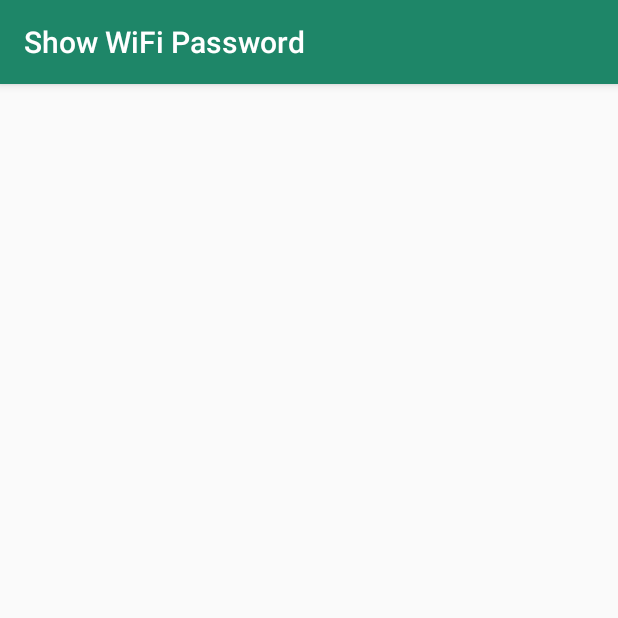
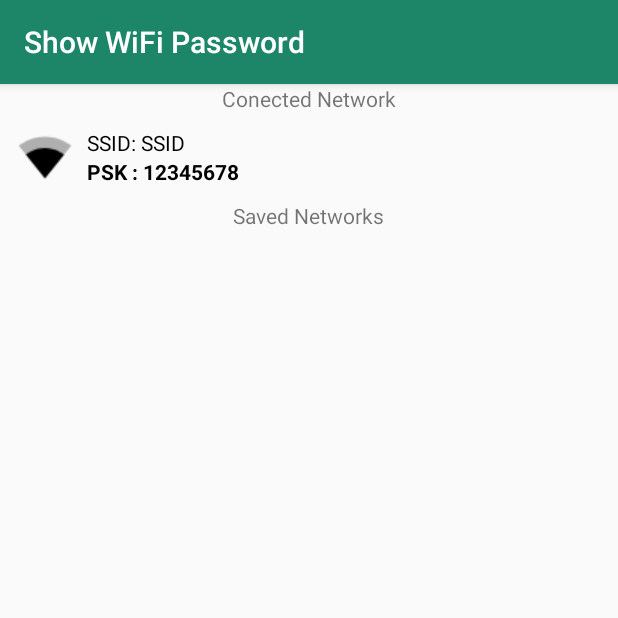
Before and after one commit to thiranja/ShowWiFiPassword, an Android app: the screen it shows after launch (MainActivity), on a phone screen of 412 x 824 dp, the top half of it. Run offline under Robolectric (Android 15) with nearby library versions, the phone set to English and light mode, and no system bars; our stand-ins replace AdMob; libraries missing offline, so code that uses them is left out: eu.chainfire.libsuperuser; 1 statement that could not run was skipped.

Commit message:
first commit of the show wifi password project with right project architecture

```diff
--- a/app/build.gradle
+++ b/app/build.gradle
@@ -1,3 +1,4 @@
+//noinspection GradleCompatible
 apply plugin: 'com.android.application'
 
 android {
@@ -20,6 +21,7 @@ android {
 
 dependencies {
     implementation fileTree(dir: 'libs', include: ['*.jar'])
+    //noinspection GradleCompatible
     implementation 'com.android.support:appcompat-v7:28.0.0'
     implementation 'com.android.support.constraint:constraint-layout:1.1.3'
     testImplementation 'junit:junit:4.12'
@@ -28,4 +30,8 @@ dependencies {
 
     implementation 'eu.chainfire:libsuperuser:1.0.0.+'
     implementation 'com.android.support:recyclerview-v7:28.0.0'
+
+    implementation 'com.google.android.gms:play-services-ads:15.0.1'
+
+
 }
--- a/app/src/main/AndroidManifest.xml
+++ b/app/src/main/AndroidManifest.xml
@@ -1,6 +1,13 @@
 <?xml version="1.0" encoding="utf-8"?>
 <manifest xmlns:android="http://schemas.android.com/apk/res/android"
     package="com.example.thiranja.showwifipassword">
+
+    <uses-permission android:name="android.permission.ACCESS_WIFI_STATE" />
+    <uses-permission android:name="android.permission.ACCESS_FINE_LOCATION" />
+
+    <meta-data
+        android:name="com.google.android.gms.ads.APPLICATION_ID"
+        android:value="ca-app-pub-3824216403455651~2159606475"/>
 
     <application
         android:allowBackup="true"
--- a/app/src/main/res/layout/activity_main.xml
+++ b/app/src/main/res/layout/activity_main.xml
@@ -1,19 +1,129 @@
 <?xml version="1.0" encoding="utf-8"?>
-<android.support.constraint.ConstraintLayout xmlns:android="http://schemas.android.com/apk/res/android"
-    xmlns:app="http://schemas.android.com/apk/res-auto"
+<RelativeLayout xmlns:android="http://schemas.android.com/apk/res/android"
     xmlns:tools="http://schemas.android.com/tools"
     android:layout_width="match_parent"
+    android:orientation="vertical"
     android:layout_height="match_parent"
     tools:context=".MainActivity">
 
-    <LinearLayout android:layout_height="match_parent"
-        android:layout_width="match_parent">
+    <LinearLayout android:layout_width="match_parent"
+        android:layout_height="wrap_content"
+        android:layout_above="@+id/bottom_banner"
+        android:layout_alignParentTop="true"
+        android:orientation="vertical"
+        tools:ignore="RtlCompat">
 
-    <ListView
-        android:id="@+id/list"
+        <!--Current network layout-->
+        <LinearLayout android:id="@+id/conected_network_layout"
+            android:layout_width="match_parent"
+            android:layout_height="wrap_content"
+            android:orientation="vertical"
+            android:visibility="visible">
+
+            <TextView
+                android:id="@+id/conected_ntwork_textView"
+                android:layout_width="wrap_content"
+                android:layout_height="wrap_content"
+                android:layout_gravity="center"
+                android:text="Conected Network"/>
+
+            <RelativeLayout xmlns:android="http://schemas.android.com/apk/res/android"
+                android:layout_width="match_parent"
+                android:layout_height="wrap_content"
+                android:orientation="vertical"
+                android:padding="10dp">
+
+                <ImageView
+                    android:id="@+id/cur_wifi_image"
+                    android:layout_width="wrap_content"
+                    android:layout_height="wrap_content"
+                    android:layout_alignParentLeft="true"
+                    android:layout_centerVertical="true"
+                    android:layout_marginLeft="2dp"
+                    android:layout_marginRight="10dp"
+                    android:src="@drawable/twotone_network_wifi_black_36dp"/>
+
+                <TextView
+                    android:id="@+id/cur_ssidTXT"
+                    android:layout_width="wrap_content"
+                    android:layout_height="wrap_content"
+                    android:layout_alignParentTop="true"
+                    android:layout_toRightOf="@+id/cur_wifi_image"
+                    android:text="SSID: "
+                    android:textAppearance="?android:attr/textAppearanceSmall"
+                    android:textColor="@android:color/black" />
+
+
+                <TextView
+                    android:id="@+id/cur_ssid"
+                    android:layout_width="wrap_content"
+                    android:layout_height="wrap_content"
+                    android:layout_toRightOf="@+id/cur_ssidTXT"
+                    android:text="SSID "
+                    android:textAppearance="?android:attr/textAppearanceSmall"
+                    android:textColor="@android:color/black" />
+
+
+                <LinearLayout
+                    android:layout_width="wrap_content"
+                    android:layout_height="wrap_content"
+                    android:layout_below="@+id/cur_ssid"
+                    android:layout_toRightOf="@+id/cur_wifi_image">
+
+                    <TextView
+                        android:id="@+id/cur_pskTXT"
+                        android:layout_width="wrap_content"
+                        android:layout_height="wrap_content"
+                        android:text="PSK : "
+                        android:textColor="@android:color/black"
+                        android:textStyle="bold" />
+
+                    <TextView
+                        android:id="@+id/cur_psk"
+                        android:layout_width="wrap_content"
+                        android:layout_height="wrap_content"
+                        android:text="12345678"
+                        android:textColor="@android:color/black"
+                        android:textStyle="bold" />
+
+                </LinearLayout>
+
+            </RelativeLayout>
+
+            <TextView
+                android:id="@+id/all_Networks"
+                android:layout_width="wrap_content"
+                android:layout_height="wrap_content"
+                android:layout_gravity="center"
+                android:text="Saved Networks"/>
+
+        </LinearLayout>
+
+
+        <LinearLayout android:layout_width="match_parent"
+            android:layout_height="wrap_content">
+        <ListView
+            android:id="@+id/list"
+            android:layout_width="wrap_content"
+            android:layout_height="wrap_content"
+            />
+        </LinearLayout>
+
+    </LinearLayout>
+
+
+
+    <com.google.android.gms.ads.AdView
+        xmlns:ads="http://schemas.android.com/apk/res-auto"
+        android:id="@+id/bottom_banner"
         android:layout_width="wrap_content"
         android:layout_height="wrap_content"
-        />
-    </LinearLayout>
+        android:layout_alignParentBottom="true"
+        android:layout_centerHorizontal="true"
+        ads:adSize="BANNER"
+        ads:adUnitId="ca-app-pub-3940256099942544/6300978111">
 
-</android.support.constraint.ConstraintLayout>
+    </com.google.android.gms.ads.AdView>
+
+
+</RelativeLayout>
--- a/app/src/main/res/layout/row_item.xml
+++ b/app/src/main/res/layout/row_item.xml
@@ -6,14 +6,26 @@
     android:orientation="vertical"
     android:padding="10dp">
 
+    <ImageView
+        android:id="@+id/wifi_image"
+        android:layout_width="wrap_content"
+        android:layout_height="wrap_content"
+        android:layout_alignParentLeft="true"
+        android:layout_centerVertical="true"
+        android:layout_marginLeft="2dp"
+        android:layout_marginRight="10dp"
+        android:src="@drawable/twotone_network_wifi_black_36dp"/>
+
     <TextView
         android:id="@+id/ssidTXT"
         android:layout_width="wrap_content"
         android:layout_height="wrap_content"
         android:layout_alignParentTop="true"
+        android:layout_toRightOf="@+id/wifi_image"
         android:text="SSID: "
         android:textAppearance="?android:attr/textAppearanceSmall"
         android:textColor="@android:color/black" />
+
 
     <TextView
         android:id="@+id/ssid"
@@ -24,32 +36,13 @@
         android:textAppearance="?android:attr/textAppearanceSmall"
         android:textColor="@android:color/black" />
 
-    <TextView
-        android:id="@+id/typeTXT"
-        android:layout_width="wrap_content"
-        android:layout_height="wrap_content"
-        android:layout_below="@+id/ssidTXT"
-        android:layout_marginTop="5dp"
-        android:text="TYPE: "
-        android:textColor="@android:color/black" />
-
-
-    <TextView
-        android:id="@+id/type"
-        android:layout_width="wrap_content"
-        android:layout_height="wrap_content"
-        android:layout_below="@+id/ssid"
-        android:layout_toRightOf="@+id/typeTXT"
-        android:layout_marginTop="5dp"
-        android:text="WPA "
-        android:textColor="@android:color/black" />
 
 
     <LinearLayout
-        android:layout_width="wrap_content"
+        android:layout_width="match_parent"
         android:layout_height="wrap_content"
-        android:layout_alignParentEnd="true"
-        android:layout_alignParentRight="true">
+        android:layout_below="@+id/ssidTXT"
+        android:layout_toRightOf="@+id/wifi_image">
 
         <TextView
             android:id="@+id/pskTXT"
@@ -64,7 +57,6 @@
             android:layout_width="wrap_content"
             android:layout_height="wrap_content"
             android:text="12345678"
-            android:textAppearance="?android:attr/textAppearanceButton"
             android:textColor="@android:color/black"
             android:textStyle="bold" />
 
--- /dev/null
+++ b/app/src/main/res/xml/searchable.xml
@@ -0,0 +1,6 @@
+<?xml version="1.0" encoding="utf-8"?>
+<searchable
+    xmlns:android="http://schemas.android.com/apk/res/android"
+    android:hint="Search SSID"
+    android:label="@string/app_name">
+</searchable>
```
Also changed, not shown: app/src/main/res/drawable-v24/twotone_network_wifi_black_36dp.png (added), app/src/main/res/drawable/icon_search.png (added).
